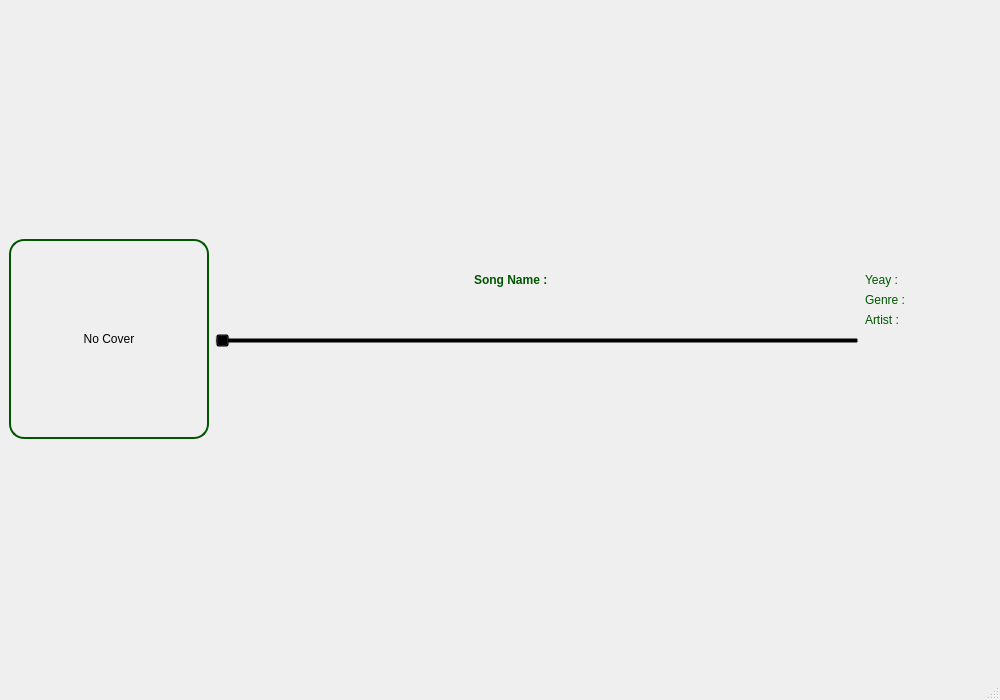
The window that songwindow.ui (aminfooladi/QSpotify) describes before a commit, drawn with Qt 5.
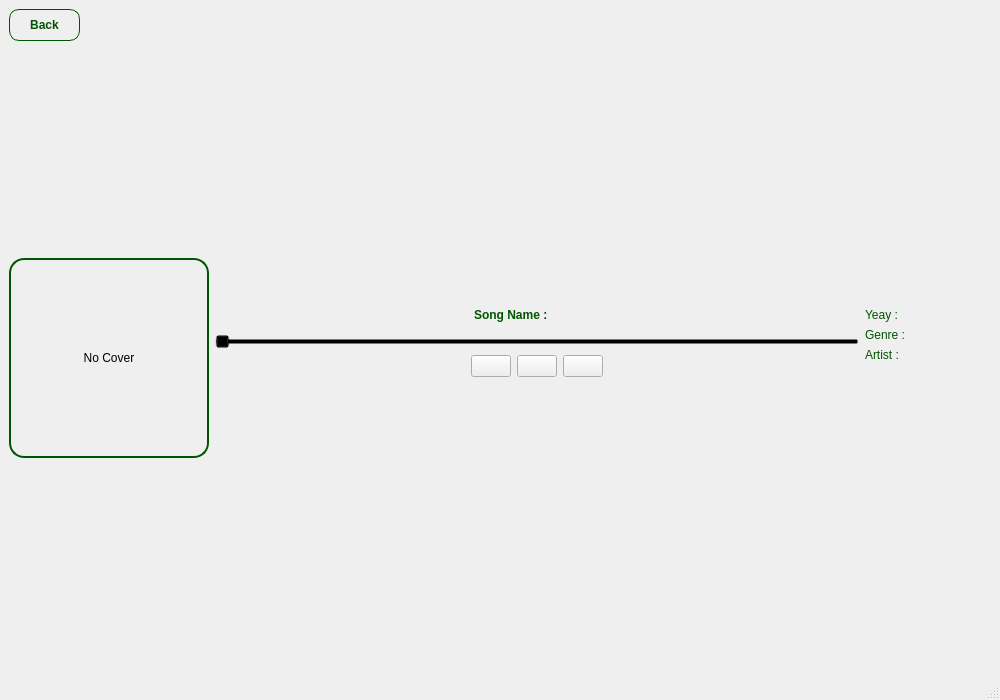
The same window after the commit. Icons and pictures are not drawn.

Commit message: add play song to song panel

Diff of the .ui file:
```diff
--- a/songwindow.ui
+++ b/songwindow.ui
@@ -17,8 +17,229 @@
    <string notr="true">background-image: url(:/images/background/images/background .png);</string>
   </property>
   <widget class="QWidget" name="centralwidget">
-   <layout class="QGridLayout" name="gridLayout_2" rowstretch="1,2" columnstretch="0,0">
-    <item row="0" column="0" rowspan="2">
+   <layout class="QGridLayout" name="gridLayout_2" rowstretch="1,0,100" columnstretch="0,0">
+    <item row="2" column="1">
+     <layout class="QGridLayout" name="gridLayout" rowstretch="2,0,0,0,3" columnstretch="2,1,2,1">
+      <item row="4" column="0">
+       <spacer name="verticalSpacer_4">
+        <property name="orientation">
+         <enum>Qt::Orientation::Vertical</enum>
+        </property>
+        <property name="sizeHint" stdset="0">
+         <size>
+          <width>20</width>
+          <height>40</height>
+         </size>
+        </property>
+       </spacer>
+      </item>
+      <item row="1" column="1">
+       <layout class="QFormLayout" name="formLayout_2">
+        <item row="0" column="0">
+         <widget class="QLabel" name="label_6">
+          <property name="styleSheet">
+           <string notr="true">color: rgb(0, 85, 0);
+font: 700 16pt &quot;Segoe UI&quot;;
+font-weight: bold;
+background: transparent;</string>
+          </property>
+          <property name="text">
+           <string>Song Name :</string>
+          </property>
+         </widget>
+        </item>
+        <item row="0" column="1">
+         <widget class="QLabel" name="songNameLabel">
+          <property name="styleSheet">
+           <string notr="true">color: rgb(0, 143, 0);
+font: 700 16pt &quot;Segoe UI&quot;;
+font-weight: bold;
+background: transparent;</string>
+          </property>
+          <property name="text">
+           <string/>
+          </property>
+         </widget>
+        </item>
+       </layout>
+      </item>
+      <item row="1" column="0">
+       <spacer name="horizontalSpacer_2">
+        <property name="orientation">
+         <enum>Qt::Orientation::Horizontal</enum>
+        </property>
+        <property name="sizeHint" stdset="0">
+         <size>
+          <width>40</width>
+          <height>20</height>
+         </size>
+        </property>
+       </spacer>
+      </item>
+      <item row="2" column="0" colspan="3">
+       <widget class="QSlider" name="horizontalSlider">
+        <property name="styleSheet">
+         <string notr="true">color: rgb(0, 85, 0);
+background: transparent;</string>
+        </property>
+        <property name="orientation">
+         <enum>Qt::Orientation::Horizontal</enum>
+        </property>
+       </widget>
+      </item>
+      <item row="1" column="2">
+       <spacer name="horizontalSpacer_3">
+        <property name="orientation">
+         <enum>Qt::Orientation::Horizontal</enum>
+        </property>
+        <property name="sizeHint" stdset="0">
+         <size>
+          <width>40</width>
+          <height>20</height>
+         </size>
+        </property>
+       </spacer>
+      </item>
+      <item row="0" column="0">
+       <spacer name="verticalSpacer">
+        <property name="orientation">
+         <enum>Qt::Orientation::Vertical</enum>
+        </property>
+        <property name="sizeHint" stdset="0">
+         <size>
+          <width>20</width>
+          <height>40</height>
+         </size>
+        </property>
+       </spacer>
+      </item>
+      <item row="3" column="0" colspan="3">
+       <layout class="QHBoxLayout" name="horizontalLayout_2">
+        <item>
+         <spacer name="horizontalSpacer_4">
+          <property name="orientation">
+           <enum>Qt::Orientation::Horizontal</enum>
+          </property>
+          <property name="sizeHint" stdset="0">
+           <size>
+            <width>40</width>
+            <height>20</height>
+           </size>
+          </property>
+         </spacer>
+        </item>
+        <item>
+         <widget class="QPushButton" name="lastSongPushButton">
+          <property name="text">
+           <string/>
+          </property>
+         </widget>
+        </item>
+        <item>
+         <widget class="QPushButton" name="playOrStoppushButton">
+          <property name="text">
+           <string/>
+          </property>
+         </widget>
+        </item>
+        <item>
+         <widget class="QPushButton" name="nexSongPushButton">
+          <property name="text">
+           <string/>
+          </property>
+         </widget>
+        </item>
+        <item>
+         <spacer name="horizontalSpacer_5">
+          <property name="orientation">
+           <enum>Qt::Orientation::Horizontal</enum>
+          </property>
+          <property name="sizeHint" stdset="0">
+           <size>
+            <width>40</width>
+            <height>20</height>
+           </size>
+          </property>
+         </spacer>
+        </item>
+       </layout>
+      </item>
+      <item row="1" column="3" rowspan="3">
+       <layout class="QFormLayout" name="formLayout">
+        <item row="0" column="0">
+         <widget class="QLabel" name="label_2">
+          <property name="styleSheet">
+           <string notr="true">color: rgb(0, 85, 0);
+background: transparent;
+font: 700 11pt &quot;Segoe UI&quot;;</string>
+          </property>
+          <property name="text">
+           <string>Yeay :</string>
+          </property>
+         </widget>
+        </item>
+        <item row="0" column="1">
+         <widget class="QLabel" name="songYearLabel">
+          <property name="styleSheet">
+           <string notr="true">color: rgb(0, 143, 0);
+background: transparent;</string>
+          </property>
+          <property name="text">
+           <string/>
+          </property>
+         </widget>
+        </item>
+        <item row="1" column="0">
+         <widget class="QLabel" name="label_4">
+          <property name="styleSheet">
+           <string notr="true">color: rgb(0, 85, 0);
+background: transparent;
+font: 700 11pt &quot;Segoe UI&quot;;</string>
+          </property>
+          <property name="text">
+           <string>Genre :</string>
+          </property>
+         </widget>
+        </item>
+        <item row="1" column="1">
+         <widget class="QLabel" name="songGenreLabel">
+          <property name="styleSheet">
+           <string notr="true">color: rgb(0, 143, 0);
+background: transparent;</string>
+          </property>
+          <property name="text">
+           <string/>
+          </property>
+         </widget>
+        </item>
+        <item row="2" column="0">
+         <widget class="QLabel" name="label_7">
+          <property name="styleSheet">
+           <string notr="true">color: rgb(0, 85, 0);
+background: transparent;
+font: 700 11pt &quot;Segoe UI&quot;;</string>
+          </property>
+          <property name="text">
+           <string>Artist :</string>
+          </property>
+         </widget>
+        </item>
+        <item row="2" column="1">
+         <widget class="QLabel" name="songArtistLabel">
+          <property name="styleSheet">
+           <string notr="true">color: rgb(0, 143, 0);
+background: transparent;</string>
+          </property>
+          <property name="text">
+           <string/>
+          </property>
+         </widget>
+        </item>
+       </layout>
+      </item>
+     </layout>
+    </item>
+    <item row="1" column="0" rowspan="2">
      <layout class="QHBoxLayout" name="horizontalLayout">
       <item>
        <widget class="QLabel" name="coverLabel">
@@ -49,8 +270,8 @@
       </item>
      </layout>
     </item>
-    <item row="0" column="1">
-     <layout class="QGridLayout" name="gridLayout_3" rowstretch="1,1" columnstretch="6,5">
+    <item row="1" column="1">
+     <layout class="QGridLayout" name="gridLayout_3" rowstretch="2,1" columnstretch="6,2">
       <item row="0" column="1">
        <widget class="QLabel" name="label">
         <property name="styleSheet">
@@ -91,94 +312,26 @@
       </item>
      </layout>
     </item>
-    <item row="1" column="1">
-     <layout class="QGridLayout" name="gridLayout" rowstretch="0,0,0,1,0" columnstretch="2,1,2,1">
-      <item row="1" column="3">
-       <layout class="QFormLayout" name="formLayout">
-        <item row="0" column="0">
-         <widget class="QLabel" name="label_2">
-          <property name="styleSheet">
-           <string notr="true">color: rgb(0, 85, 0);
-background: transparent;
-font: 700 11pt &quot;Segoe UI&quot;;</string>
-          </property>
-          <property name="text">
-           <string>Yeay :</string>
-          </property>
-         </widget>
-        </item>
-        <item row="0" column="1">
-         <widget class="QLabel" name="songYearLabel">
-          <property name="styleSheet">
-           <string notr="true">color: rgb(0, 143, 0);
-background: transparent;</string>
-          </property>
-          <property name="text">
-           <string/>
-          </property>
-         </widget>
-        </item>
-        <item row="1" column="0">
-         <widget class="QLabel" name="label_4">
-          <property name="styleSheet">
-           <string notr="true">color: rgb(0, 85, 0);
-background: transparent;
-font: 700 11pt &quot;Segoe UI&quot;;</string>
-          </property>
-          <property name="text">
-           <string>Genre :</string>
-          </property>
-         </widget>
-        </item>
-        <item row="1" column="1">
-         <widget class="QLabel" name="songGenreLabel">
-          <property name="styleSheet">
-           <string notr="true">color: rgb(0, 143, 0);
-background: transparent;</string>
-          </property>
-          <property name="text">
-           <string/>
-          </property>
-         </widget>
-        </item>
-        <item row="2" column="0">
-         <widget class="QLabel" name="label_7">
-          <property name="styleSheet">
-           <string notr="true">color: rgb(0, 85, 0);
-background: transparent;
-font: 700 11pt &quot;Segoe UI&quot;;</string>
-          </property>
-          <property name="text">
-           <string>Artist :</string>
-          </property>
-         </widget>
-        </item>
-        <item row="2" column="1">
-         <widget class="QLabel" name="songArtistLabel">
-          <property name="styleSheet">
-           <string notr="true">color: rgb(0, 143, 0);
-background: transparent;</string>
-          </property>
-          <property name="text">
-           <string/>
-          </property>
-         </widget>
-        </item>
-       </layout>
-      </item>
-      <item row="2" column="0" colspan="3">
-       <widget class="QSlider" name="horizontalSlider">
+    <item row="0" column="0" colspan="2">
+     <layout class="QHBoxLayout" name="horizontalLayout_6">
+      <item>
+       <widget class="QPushButton" name="pushButton">
         <property name="styleSheet">
-         <string notr="true">color: rgb(0, 85, 0);
-background: transparent;</string>
+         <string notr="true">background-image: url(:/images/background/images/witeBackground.png);
+border: 1px solid rgb(0, 85, 0);
+border-radius: 10px;
+padding: 8px 20px;
+color: rgb(0, 85, 0);
+font-weight: bold;
+</string>
         </property>
-        <property name="orientation">
-         <enum>Qt::Orientation::Horizontal</enum>
+        <property name="text">
+         <string>Back</string>
         </property>
        </widget>
       </item>
-      <item row="1" column="2">
-       <spacer name="horizontalSpacer_3">
+      <item>
+       <spacer name="horizontalSpacer_6">
         <property name="orientation">
          <enum>Qt::Orientation::Horizontal</enum>
         </property>
@@ -190,75 +343,6 @@
         </property>
        </spacer>
       </item>
-      <item row="1" column="1">
-       <layout class="QFormLayout" name="formLayout_2">
-        <item row="0" column="0">
-         <widget class="QLabel" name="label_6">
-          <property name="styleSheet">
-           <string notr="true">color: rgb(0, 85, 0);
-font: 700 16pt &quot;Segoe UI&quot;;
-font-weight: bold;
-background: transparent;</string>
-          </property>
-          <property name="text">
-           <string>Song Name :</string>
-          </property>
-         </widget>
-        </item>
-        <item row="0" column="1">
-         <widget class="QLabel" name="songNameLabel">
-          <property name="styleSheet">
-           <string notr="true">color: rgb(0, 143, 0);
-font: 700 16pt &quot;Segoe UI&quot;;
-font-weight: bold;
-background: transparent;</string>
-          </property>
-          <property name="text">
-           <string/>
-          </property>
-         </widget>
-        </item>
-       </layout>
-      </item>
-      <item row="1" column="0">
-       <spacer name="horizontalSpacer_2">
-        <property name="orientation">
-         <enum>Qt::Orientation::Horizontal</enum>
-        </property>
-        <property name="sizeHint" stdset="0">
-         <size>
-          <width>40</width>
-          <height>20</height>
-         </size>
-        </property>
-       </spacer>
-      </item>
-      <item row="0" column="0">
-       <spacer name="verticalSpacer">
-        <property name="orientation">
-         <enum>Qt::Orientation::Vertical</enum>
-        </property>
-        <property name="sizeHint" stdset="0">
-         <size>
-          <width>20</width>
-          <height>40</height>
-         </size>
-        </property>
-       </spacer>
-      </item>
-      <item row="3" column="0">
-       <spacer name="verticalSpacer_4">
-        <property name="orientation">
-         <enum>Qt::Orientation::Vertical</enum>
-        </property>
-        <property name="sizeHint" stdset="0">
-         <size>
-          <width>20</width>
-          <height>40</height>
-         </size>
-        </property>
-       </spacer>
-      </item>
      </layout>
     </item>
    </layout>
```
The commit also changes 7 other files.
